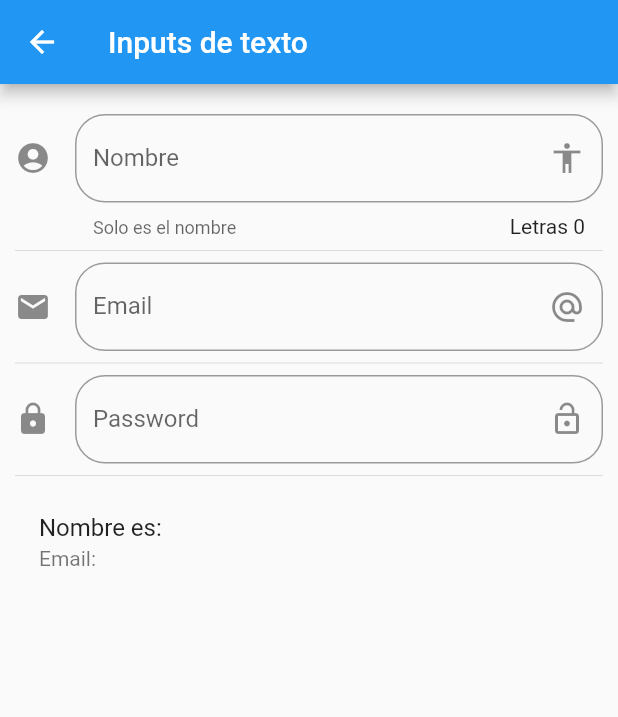
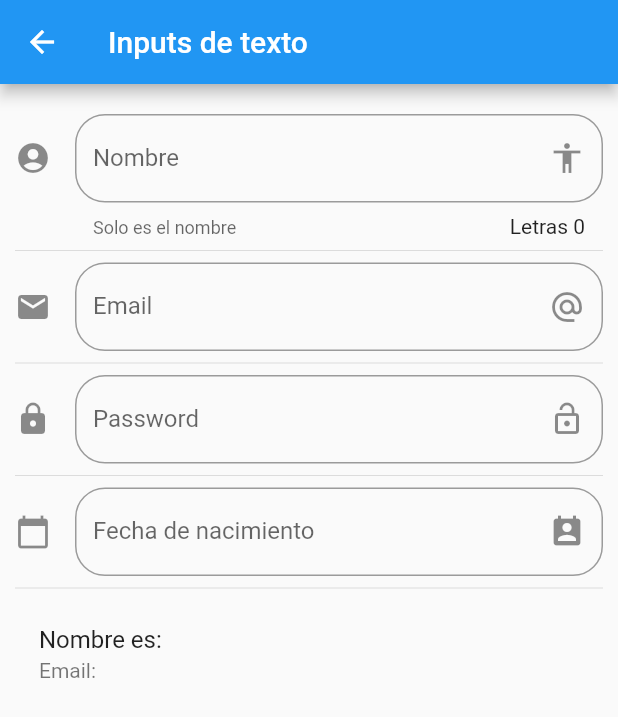
Before and after one commit to DanielH7-ctrl/Componentes-Repository, a Flutter app: the InputPage screen opened by its route, on a phone screen of 412 x 824 dp. Shown: the top 717 px of the screen. Run offline on Flutter 3.47's test engine with Material 2 defaults, Android fonts, the phone set to English and light mode, and no system bars.

Commit message:
DatePicker

```diff
--- a/lib/src/pages/input_page.dart
+++ b/lib/src/pages/input_page.dart
@@ -9,6 +9,10 @@ class InputPage extends StatefulWidget {
 class _InputPageState extends State<InputPage> {
   String _nombre = '';
   String _email = '';
+  String _fecha = '';
+
+  TextEditingController _inputFieldDateController = TextEditingController();
+
 
   @override
   Widget build(BuildContext context) {
@@ -24,6 +28,8 @@ class _InputPageState extends State<InputPage> {
           _crearEmail(),
           Divider(),
           _crearPassword(),
+          Divider(),
+          _crearFecha(context),
           Divider(),
           _crearPersona()
         ],
@@ -96,4 +102,40 @@ Widget _crearPassword() {
       })
   );
 }
+
+Widget _crearFecha(BuildContext context) {
+  return TextField(
+    enableInteractiveSelection: false,
+    controller: _inputFieldDateController,
+    decoration: InputDecoration(
+      border: OutlineInputBorder(
+        borderRadius: BorderRadius.circular(20.0)
+      ),
+      hintText: 'Fecha de nacimiento',
+      labelText: 'Fecha de nacimiento',
+      suffixIcon: Icon( Icons.perm_contact_calendar),
+      icon: Icon( Icons.calendar_today)
+    ),
+    onTap: () {
+      FocusScope.of(context).requestFocus(FocusNode());
+      _selectDate( context );
+    },
+  );
 }
+
+  void _selectDate(BuildContext context) async {
+    DateTime? picked = await showDatePicker(
+      context: context,
+      initialDate: DateTime.now(),
+      firstDate: DateTime(2018),
+      lastDate: DateTime(2025),
+    );
+    if ( picked != null ) {
+      setState(() {
+        _fecha = picked.toString();
+        _inputFieldDateController.text = _fecha;
+      });
+
+    }
+  }
+}
```
